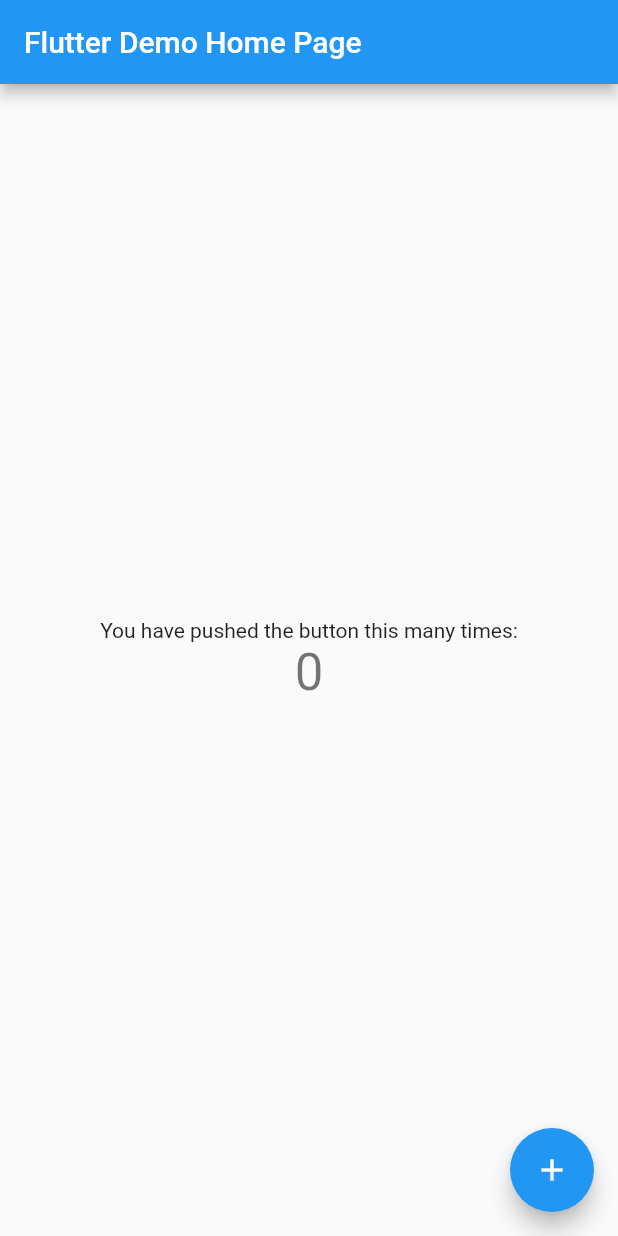
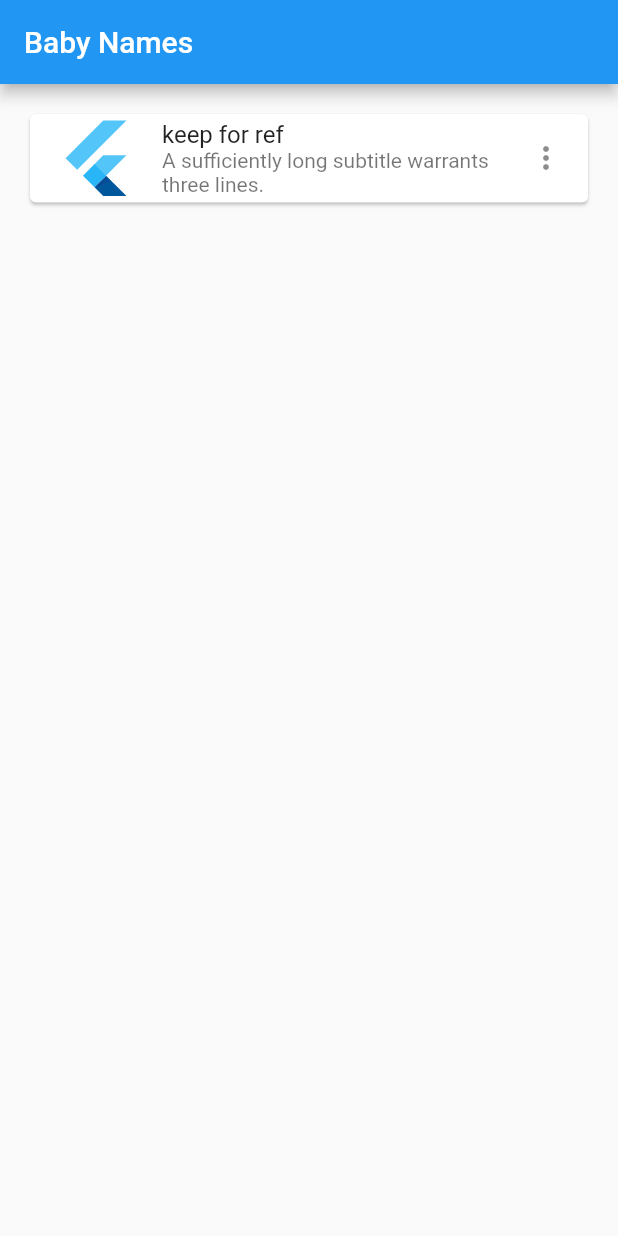
Before and after one commit to notepraiya/baby_names, a Flutter app: the screen it shows after launch, on a phone screen of 412 x 824 dp. Run offline on Flutter 3.47's test engine with Material 2 defaults, Android fonts, the phone set to English and light mode, and no system bars; our stand-ins replace cloud_firestore, firebase_core; accounts and stored records are empty.

Commit message:
last commit

```diff
--- a/lib/main.dart
+++ b/lib/main.dart
@@ -1,18 +1,42 @@
 import 'package:flutter/material.dart';
+import 'package:firebase_core/firebase_core.dart';
+import 'package:cloud_firestore/cloud_firestore.dart';
 
 void main() {
+  WidgetsFlutterBinding.ensureInitialized();
   runApp(MyApp());
 }
 
+final String title = 'Baby Names';
+
 class MyApp extends StatelessWidget {
+  final Future<FirebaseApp> _initialization = Firebase.initializeApp();
+
   @override
   Widget build(BuildContext context) {
-    return MaterialApp(
-      title: 'Flutter Demo',
-      theme: ThemeData(
-        primarySwatch: Colors.blue,
-      ),
-      home: MyHomePage(title: 'Flutter Demo Home Page'),
+    return FutureBuilder(
+      // Initialize FlutterFire:
+      future: _initialization,
+      builder: (context, snapshot) {
+        if (snapshot.hasError) {
+          return Text(
+            'something error',
+            textDirection: TextDirection.ltr,
+          );
+        }
+
+        if (snapshot.connectionState == ConnectionState.done) {
+          return MaterialApp(
+            title: title,
+            theme: ThemeData(
+              primarySwatch: Colors.blue,
+            ),
+            home: MyHomePage(title: title),
+          );
+        }
+
+        return Center(child: CircularProgressIndicator());
+      },
     );
   }
 }
@@ -27,39 +51,83 @@
 }
 
 class _MyHomePageState extends State<MyHomePage> {
-  int _counter = 0;
-
-  void _incrementCounter() {
-    setState(() {
-      _counter++;
-    });
-  }
-
   @override
   Widget build(BuildContext context) {
+    _buildList(dummySnapshot);
     return Scaffold(
       appBar: AppBar(
         title: Text(widget.title),
       ),
-      body: Center(
-        child: Column(
-          mainAxisAlignment: MainAxisAlignment.center,
-          children: <Widget>[
-            Text(
-              'You have pushed the button this many times:',
-            ),
-            Text(
-              '$_counter',
-              style: Theme.of(context).textTheme.headline4,
-            ),
-          ],
-        ),
-      ),
-      floatingActionButton: FloatingActionButton(
-        onPressed: _incrementCounter,
-        tooltip: 'Increment',
-        child: Icon(Icons.add),
-      ),
+      body: _buildDocs(context),
     );
   }
 }
+
+Widget _buildDocs(BuildContext context) {
+  return StreamBuilder<QuerySnapshot>(
+    stream: Firestore.instance.collection('baby').snapshots(),
+    builder: (context, snapshot) {
+      if (!snapshot.hasData) return LinearProgressIndicator();
+      return _buildDocsItem(context, snapshot.data.documents);
+    },
+  );
+}
+
+Widget _buildDocsItem(BuildContext context, List<DocumentSnapshot> data) {
+  var res = data.map((item) {
+    return Card(
+      child: ListTile(
+        title: Text(item['name']),
+        trailing: Text(item['votes'].toString()),
+        //check more abt race condition here https://codelabs.developers.google.com/codelabs/flutter-firebase#10
+        onTap: () {
+          print(item['name']);
+          item.reference.updateData({'votes': FieldValue.increment(1)});
+        },
+      ),
+    );
+  }).toList();
+  res.add(Card(
+    child: ListTile(
+      leading: FlutterLogo(size: 56.0),
+      title: Text('keep for ref'),
+      subtitle: Text('A sufficiently long subtitle warrants three lines.'),
+      trailing: Icon(Icons.more_vert),
+    ),
+  ));
+  return ListView(
+    padding: const EdgeInsets.all(16.0),
+    children: res,
+  );
+}
+
+final dummySnapshot = [
+  {"name": "Filip", "votes": 15},
+  {"name": "Abraham", "votes": 14},
+  {"name": "Richard", "votes": 11},
+  {"name": "Ike", "votes": 10},
+  {"name": "Justin", "votes": 1},
+];
+
+List<Widget> _buildList(List<Map> data) {
+  var res = data.map((item) {
+    return Card(
+      child: ListTile(
+        title: Text(item['name']),
+        trailing: Text(item['votes'].toString()),
+        onTap: () {
+          print(item['name']);
+        },
+      ),
+    );
+  }).toList();
+  res.add(Card(
+    child: ListTile(
+      leading: FlutterLogo(size: 56.0),
+      title: Text('keep for ref'),
+      subtitle: Text('A sufficiently long subtitle warrants three lines.'),
+      trailing: Icon(Icons.more_vert),
+    ),
+  ));
+  return res;
+}
--- a/pubspec.yaml
+++ b/pubspec.yaml
@@ -12,6 +12,7 @@
   flutter:
     sdk: flutter
   cupertino_icons: ^1.0.1
+  firebase_core: ^0.5.3
   cloud_firestore: ^0.14.4
 
 dev_dependencies:
```
Also changed, not shown: pubspec.lock, 3 other files.
